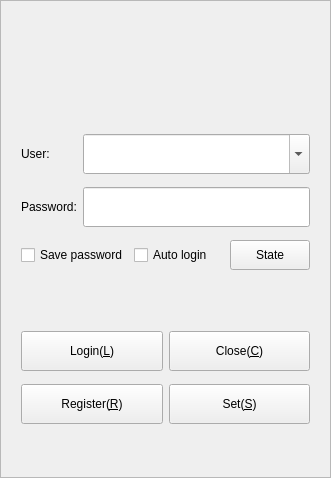
The window that Widgets/DlgLogin/FrmLogin.ui (KangLin/RabbitIm) describes before a commit, drawn with Qt 5.
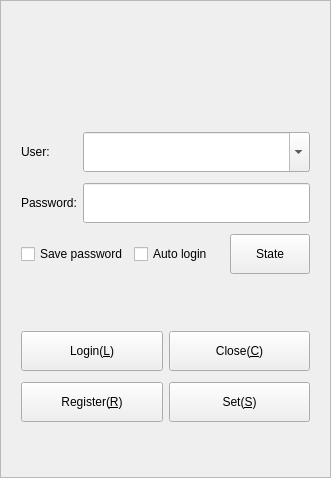
The same window after the commit. Icons and pictures are not drawn.

Commit message: 1、修改登录窗口中的状态按钮，增加状态图标 2、修改状态翻译文件

```diff
--- a/Widgets/DlgLogin/FrmLogin.ui
+++ b/Widgets/DlgLogin/FrmLogin.ui
@@ -249,20 +249,20 @@
           <property name="minimumSize">
            <size>
             <width>0</width>
-            <height>30</height>
+            <height>40</height>
            </size>
           </property>
           <property name="maximumSize">
            <size>
             <width>16777215</width>
-            <height>30</height>
+            <height>40</height>
            </size>
           </property>
           <property name="text">
            <string>State</string>
           </property>
           <property name="autoDefault">
-           <bool>false</bool>
+           <bool>true</bool>
           </property>
           <property name="default">
            <bool>false</bool>
```
The commit also changes 3 other files.
